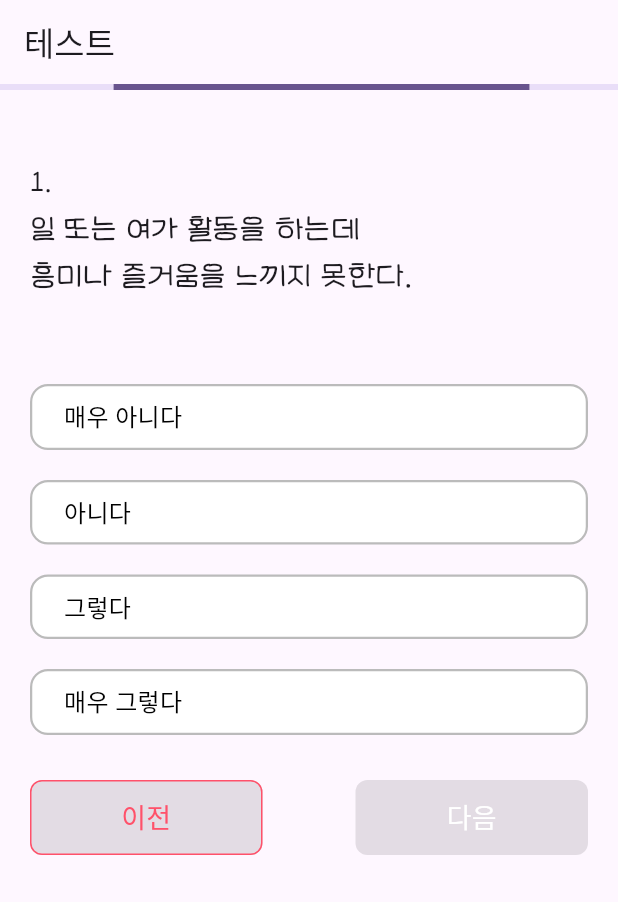
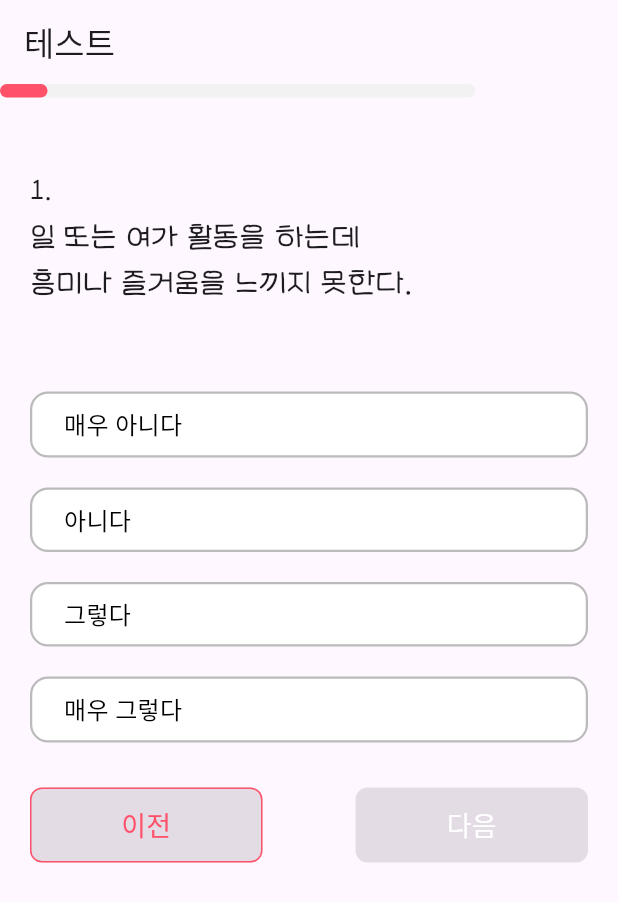
Before and after one commit to OZ-Pinned/OZ-Pinned, a Flutter app: the screen it shows after launch, on a phone screen of 412 x 824 dp. Shown: the top 902 px of the screen. Run offline on Flutter 3.47's test engine with Material 3 defaults, Android fonts, the phone set to English and light mode, and no system bars.

Commit message:
⚡️ feat : 이전, 다음 버튼 추가

```diff
--- a/pinned/lib/test.dart
+++ b/pinned/lib/test.dart
@@ -34,19 +34,18 @@ class _TestPageState extends State<TestPage> {
     });
   }
 
-  // 다음 질문으로 이동
+  // 다음 질문 또는 결과 페이지로 이동
   void nextQuestion() {
+    if (selectedAnswer != null) {
       setState(() {
-      if (selectedAnswer != null) {
         // 선택된 답변을 저장하고 점수 합산
         selectedAnswers.add(selectedAnswer!);
         totalScore += int.parse(selectedAnswer!['score']);
-      }
+        selectedAnswer = null;
 
+        // 다음 질문으로 이동
         if (testNum < testList.length - 1) {
-        // 다음 질문으로 이동
           testNum++;
-        selectedAnswer = null; // 선택 초기화
         } else {
           // 결과 페이지로 이동
           Navigator.push(
@@ -58,24 +57,24 @@ class _TestPageState extends State<TestPage> {
               ),
             ),
           );
+          selectedAnswers.clear();
         }
       });
     }
-
-  void prevQuestion() {
-    setState(() {
-      if (selectedAnswer != null) {
-        // 선택된 답변을 저장하고 점수 합산
-        selectedAnswers.removeAt(selectedAnswers.length - 1);
-        totalScore -= int.parse(selectedAnswer!['score']);
   }
 
-      if (testNum > -1) {
-        // 다음 질문으로 이동
-        testNum--;
+  // 이전 질문으로 이동
+  void prevQuestion() {
+    if (testNum > 0) {
+      setState(() {
+        testNum--; // 질문 번호 감소
+        // 이전 질문의 선택 답변 정보 제거
+        if (selectedAnswers.isNotEmpty) {
+          totalScore -= int.parse(selectedAnswers.removeLast()['score']);
+        }
         selectedAnswer = null; // 선택 초기화
+      });
     }
-    });
   }
 
   @override
@@ -87,7 +86,16 @@ class _TestPageState extends State<TestPage> {
       body: Column(
         crossAxisAlignment: CrossAxisAlignment.start,
         children: [
-          LinearProgressIndicator(),
+          SizedBox(
+            width: 317,
+            height: 9,
+            child: LinearProgressIndicator(
+              value: (testNum + 1) / testList.length,
+              color: Color(0xffFF516A),
+              backgroundColor: Color(0xffF2F2F2),
+              borderRadius: BorderRadius.circular(4.5),
+            ),
+          ),
           Padding(
             padding: EdgeInsets.only(left: 20, right: 20, top: 47),
             child: Text(
@@ -189,14 +197,14 @@ class _TestPageState extends State<TestPage> {
                   onPressed:
                       selectedAnswer != null ? nextQuestion : null, // 다음 버튼
                   child: Text(
-                    '다음',
+                    testNum < testList.length - 1 ? '다음' : '결과 보기',
                     style: TextStyle(fontSize: 18, color: Colors.white),
                   ),
                   style: ElevatedButton.styleFrom(
                     fixedSize: Size(155, 50),
                     backgroundColor: selectedAnswer != null
                         ? Color(0xffFF516A)
-                        : Color(0xffFF516A),
+                        : Color(0xffFFB3B3),
                     shape: RoundedRectangleBorder(
                       borderRadius: BorderRadius.circular(8.0),
                     ),
@@ -248,10 +256,6 @@ class ResultPage extends StatelessWidget {
               );
             }),
             Spacer(),
-            ElevatedButton(
-              onPressed: () => Navigator.pop(context),
-              child: Text('처음으로 돌아가기'),
-            ),
           ],
         ),
       ),
--- a/pinned/pubspec.yaml
+++ b/pinned/pubspec.yaml
@@ -28,6 +28,7 @@ environment:
 # the latest version available on pub.dev. To see which dependencies have newer
 # versions available, run `flutter pub outdated`.
 dependencies:
+  percent_indicator: ^4.0.1
   flutter:
     sdk: flutter
 
@@ -45,6 +46,7 @@ dev_dependencies:
   # package. See that file for information about deactivating specific lint
   # rules and activating additional ones.
   flutter_lints: ^5.0.0
+
 
 # For information on the generic Dart part of this file, see the
 # following page: https://dart.dev/tools/pub/pubspec
```
Also changed, not shown: pinned/pubspec.lock. Lines whose indentation alone changed are shown as unchanged.
